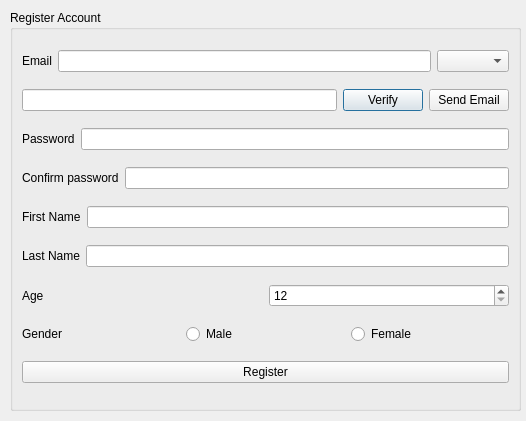
The window that In4B00king/register.ui (leejm17/ICT1009-In4B00king) describes before a commit, drawn with Qt 5.
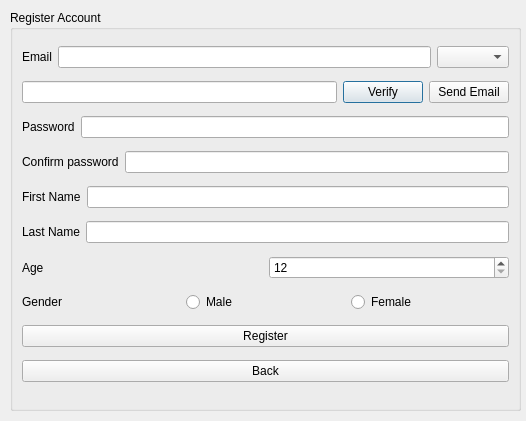
The same window after the commit.

Commit message:
Added Back Button
Added Back Button

```diff
--- a/In4B00king/register.ui
+++ b/In4B00king/register.ui
@@ -230,6 +230,16 @@
       </property>
      </widget>
     </item>
+    <item>
+     <widget class="QPushButton" name="verifyBtn_2">
+      <property name="text">
+       <string>Back</string>
+      </property>
+      <property name="autoDefault">
+       <bool>true</bool>
+      </property>
+     </widget>
+    </item>
    </layout>
   </widget>
  </widget>
```
The commit also changes 3 other files.
